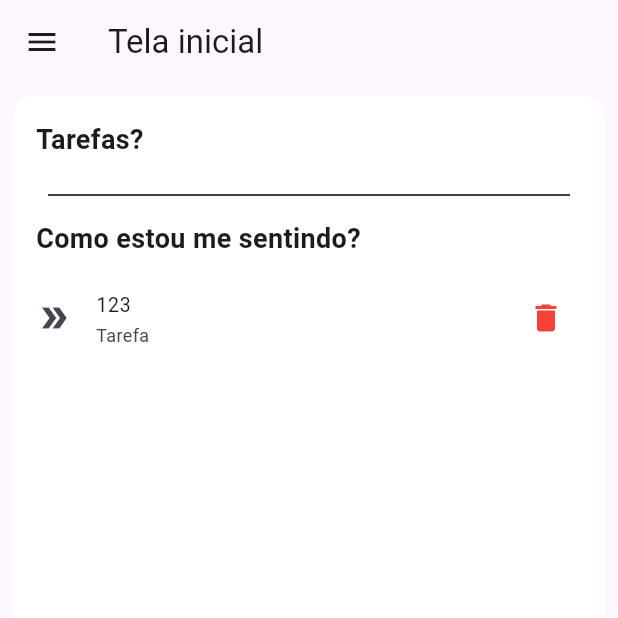
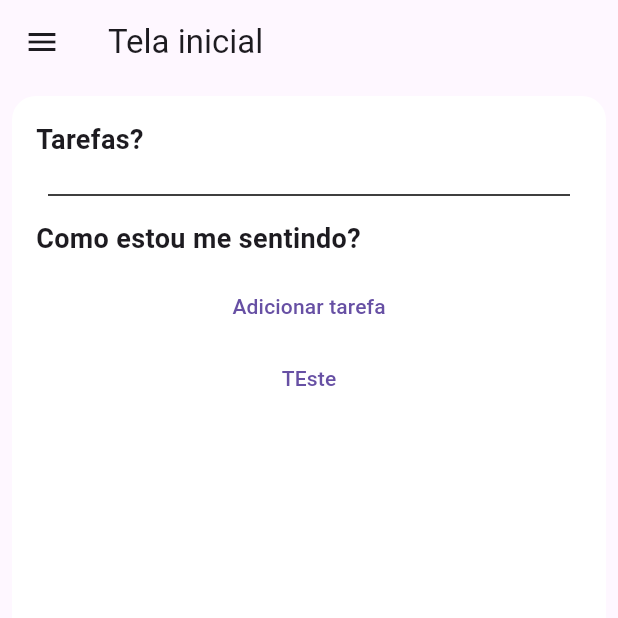
Before and after one commit to Rarysont/flutter-todo, a Flutter app: the screen it shows once a user with an empty profile is signed in, on a phone screen of 412 x 824 dp, the top half of it. Run offline on Flutter 3.47's test engine with Material 3 defaults, Android fonts, the phone set to English and light mode, and no system bars; our stand-ins replace firebase_auth, firebase_core, flutter_mobx, mobx; accounts and stored records are empty; generated files the repository leaves out were written again.

Commit message:
feat: create task

```diff
--- a/lib/main.dart
+++ b/lib/main.dart
@@ -32,7 +32,6 @@ class RootScreen extends StatelessWidget {
     return StreamBuilder<User?>(
       stream: FirebaseAuth.instance.userChanges(),
       builder: (context, snapshot) {
-        print('${snapshot.hasData} has data');
         if (snapshot.hasData) {
           return const HomeScreen();
         } else {
--- a/lib/screens/auth_screen.dart
+++ b/lib/screens/auth_screen.dart
@@ -1,7 +1,7 @@
-import 'dart:ffi';
+// import 'dart:ffi';
 
 import 'package:flutter/material.dart';
-import 'package:studies/_common/colors.dart';
+// import 'package:studies/_common/colors.dart';
 import 'package:studies/_common/snackbar.dart';
 import 'package:studies/components/decoration_input.dart';
 import 'package:studies/service/auth_service.dart';
--- a/lib/screens/home_screen.dart
+++ b/lib/screens/home_screen.dart
@@ -34,8 +34,7 @@ class HomeScreen extends StatelessWidget {
         padding: const EdgeInsets.all(16.0),
         decoration: BoxDecoration(
             color: Colors.white, borderRadius: BorderRadius.circular(16)),
-          child: Observer(
-            builder: (_) => ListView(
+        child: ListView(
           children: [
             const Text(
               'Tarefas?',
@@ -56,9 +55,25 @@ class HomeScreen extends StatelessWidget {
             const SizedBox(
               height: 8,
             ),
-                Column(
+            Observer(
+                builder: (_) => TextButton(
+                    onPressed: () {
+                      print('on press aqui');
+                      taskStore.addTask(TaskModel(
+                          id: '123', description: 'tarefa', done: false));
+                    },
+                    child: const Text('Adicionar tarefa'))),
+            Observer(
+                builder: (_) => TextButton(
+                    onPressed: () {
+                      print(taskStore.task.length);
+                    },
+                    child: Text('TEste'))),
+            Observer(
+              builder: (_) => Column(
                 crossAxisAlignment: CrossAxisAlignment.start,
                 children: List.generate(taskStore.task.length, (index) {
+                  print('${index} indeeex');
                   TaskModel task = taskStore.task[index];
 
                   return ListTile(
@@ -73,15 +88,17 @@ class HomeScreen extends StatelessWidget {
                         color: Colors.red,
                       ),
                       onPressed: () {
-                          print('Deletar ${task.id} - ${task.description}');
+                        taskStore.addTask(TaskModel(
+                            id: '123', description: 'tarefa', done: false));
                       },
                     ),
                   );
                 }),
+              ),
             )
           ],
         ),
       ),
-        ));
+    );
   }
 }
--- a/lib/stores/task_store.dart
+++ b/lib/stores/task_store.dart
@@ -6,9 +6,7 @@ class TaskStore = _TaskStore with _$TaskStore;
 
 abstract class _TaskStore with Store {
   @observable
-  List<TaskModel> task = [
-    TaskModel(id: '123', description: 'Tarefa', done: false)
-  ];
+  ObservableList<TaskModel> task = ObservableList<TaskModel>();
 
   @observable
   String description = '';
```
Also changed, not shown: lib/stores/task_store.g.dart. Lines whose indentation alone changed are shown as unchanged.
